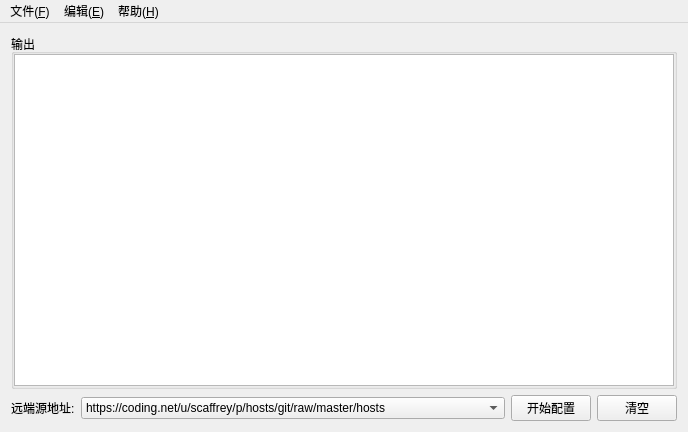
Before: the Qt Designer form hoststool.ui in NineSong/QtHostsTool, drawn with Qt 5.
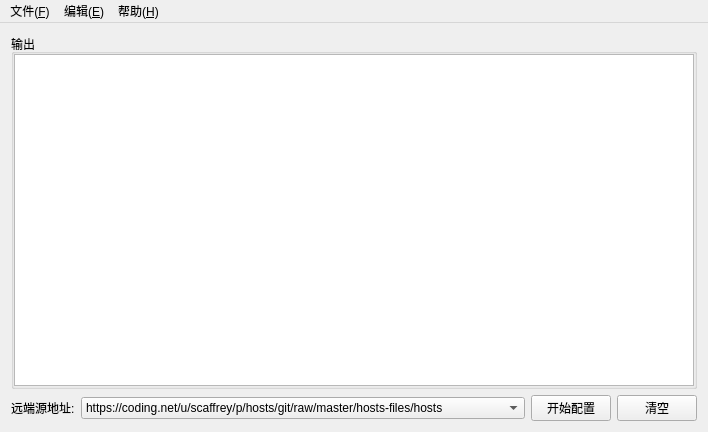
After: the same form once the commit is applied.

Commit message: Update hosts sources

```diff
--- a/hoststool.ui
+++ b/hoststool.ui
@@ -80,12 +80,12 @@
           </property>
           <item>
            <property name="text">
-            <string>https://coding.net/u/scaffrey/p/hosts/git/raw/master/hosts</string>
+            <string>https://coding.net/u/scaffrey/p/hosts/git/raw/master/hosts-files/hosts</string>
            </property>
           </item>
           <item>
            <property name="text">
-            <string extracomment="默认源">https://raw.githubusercontent.com/racaljk/hosts/master/hosts</string>
+            <string extracomment="默认源">https://raw.githubusercontent.com/googlehosts/hosts/master/hosts-files/hosts</string>
            </property>
           </item>
          </widget>
```
